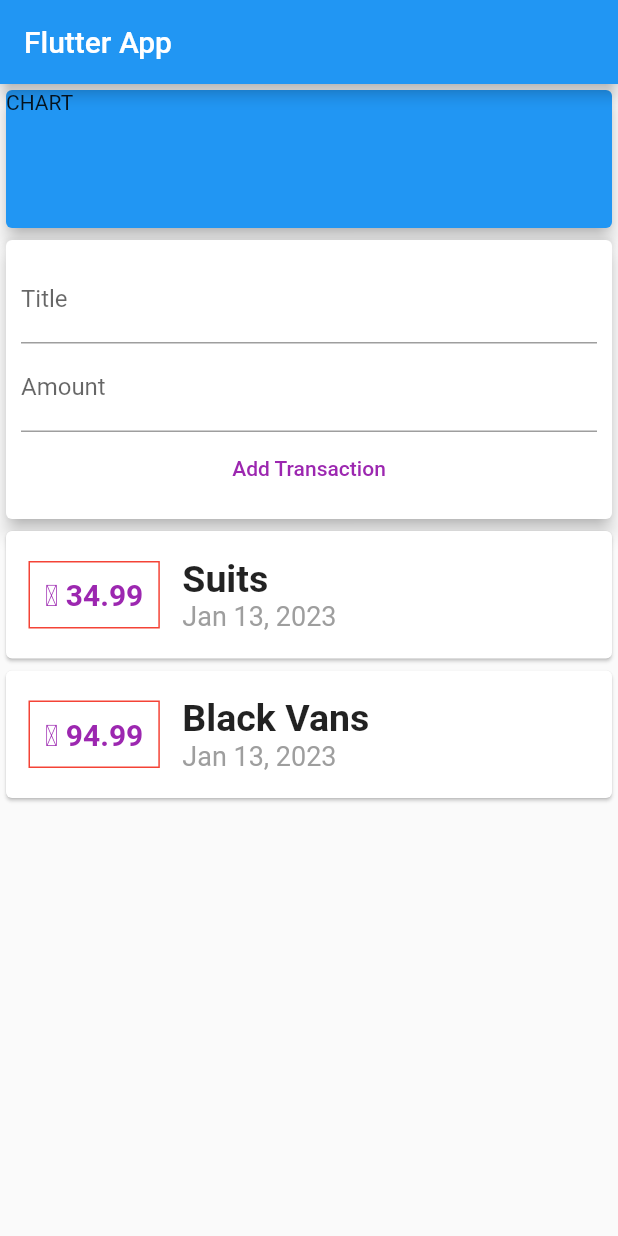
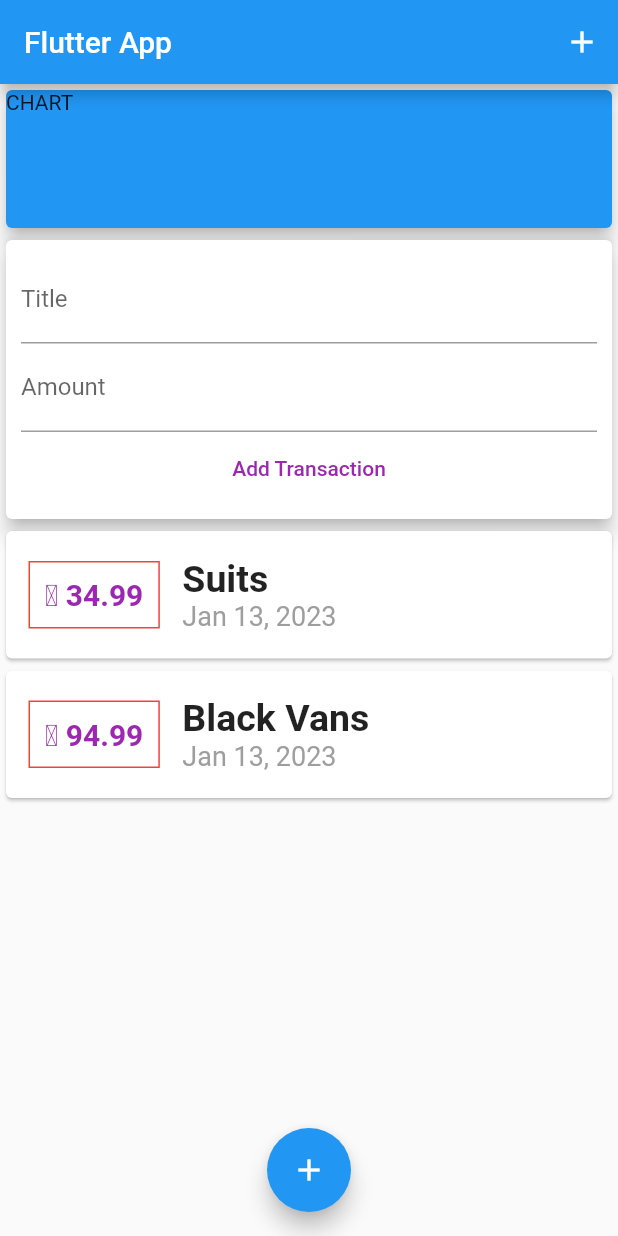
Before and after one commit to SethMegbetor/flutter_expense_tracker, a Flutter app: the screen it shows after launch, after a tap on "Add Transaction", on a phone screen of 412 x 824 dp. Run offline on Flutter 3.47's test engine with Material 2 defaults, Android fonts, the phone set to English and light mode, and no system bars.

Commit message:
added floating action icon buttons

```diff
--- a/lib/main.dart
+++ b/lib/main.dart
@@ -22,6 +22,7 @@ class MyHomePage extends StatelessWidget {
     return Scaffold(
       appBar: AppBar(
         title: Text('Flutter App'),
+        actions: [IconButton(onPressed: () {}, icon: Icon(Icons.add))],
       ),
       body: SingleChildScrollView(
         child: Column(
@@ -41,6 +42,11 @@ class MyHomePage extends StatelessWidget {
           ],
         ),
       ),
+      floatingActionButtonLocation: FloatingActionButtonLocation.centerFloat,
+      floatingActionButton: FloatingActionButton(
+        child: Icon(Icons.add),
+        onPressed: () {},
+      ),
     );
   }
 }
--- a/lib/widgets/new_transaction.dart
+++ b/lib/widgets/new_transaction.dart
@@ -12,6 +12,9 @@ class NewTransaction extends StatelessWidget {
     final enteredTitle = titleController.text;
     final enteredAmount = double.parse(amountController.text);
 
+    if (enteredTitle.isEmpty || enteredAmount <= 0) {
+      return;
+    }
     addTx(
       enteredTitle,
       enteredAmount,
@@ -30,13 +33,13 @@ class NewTransaction extends StatelessWidget {
             TextField(
               decoration: InputDecoration(labelText: "Title"),
               controller: titleController,
-              onSubmitted: (_) => submitData,
+              onSubmitted: (_) => submitData(),
             ),
             TextField(
               decoration: InputDecoration(labelText: "Amount"),
               controller: amountController,
               keyboardType: TextInputType.numberWithOptions(decimal: true),
-              onSubmitted: (_) => submitData,
+              onSubmitted: (_) => submitData(),
               // keyboardType: TextInputType.number,
             ),
             TextButton(
--- a/lib/widgets/transaction_list.dart
+++ b/lib/widgets/transaction_list.dart
@@ -25,7 +25,7 @@ class TransactionList extends StatelessWidget {
                       BoxDecoration(border: Border.all(color: Colors.red)),
                   child: Text(
                     // tx.amount.toString(),
-                    "₵ ${transactions[index].amount}",
+                    "₵ ${transactions[index].amount.toStringAsFixed(2)}",
                     style: TextStyle(
                         fontSize: 20,
                         fontWeight: FontWeight.bold,
```
